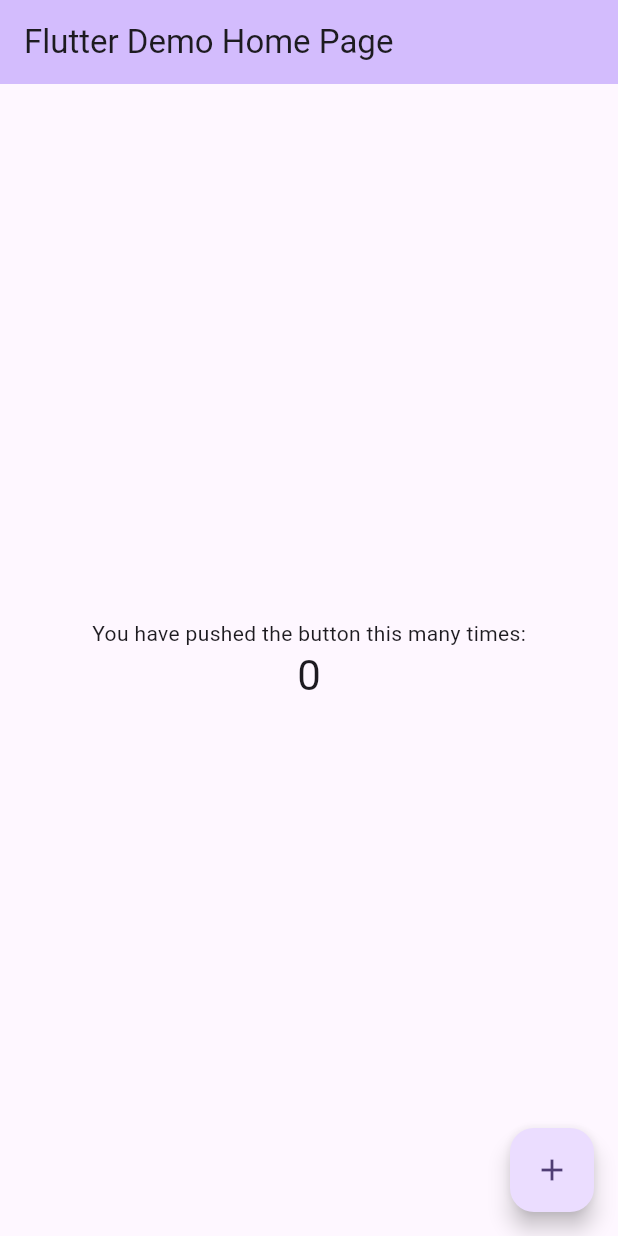
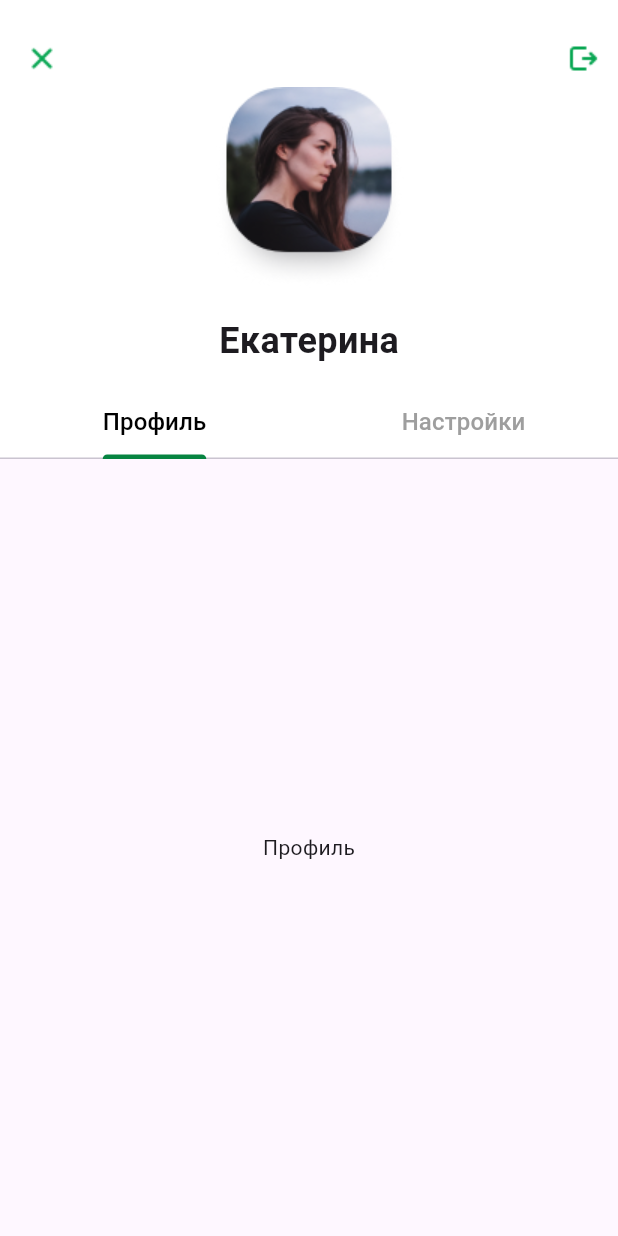
Before and after one commit to TheGood77/flutter_lab1, a Flutter app: the screen it shows after launch, on a phone screen of 412 x 824 dp. Run offline on Flutter 3.47's test engine with Material 3 defaults, Android fonts, the phone set to English and light mode, and no system bars; Roboto replaces fonts that are missing (fonts/SF-Pro-Display-Bold, fonts/SF-Pro-Text-Medium).

Commit message:
add top section

```diff
--- a/lib/main.dart
+++ b/lib/main.dart
@@ -1,4 +1,5 @@
 import 'package:flutter/material.dart';
+import 'package:flutter_lab1/screens/main/profile.dart';
 
 void main() {
   runApp(const MyApp());
@@ -7,119 +8,8 @@ void main() {
 class MyApp extends StatelessWidget {
   const MyApp({super.key});
 
-  // This widget is the root of your application.
   @override
   Widget build(BuildContext context) {
-    return MaterialApp(
-      title: 'Flutter Demo',
-      theme: ThemeData(
-        // This is the theme of your application.
-        //
-        // TRY THIS: Try running your application with "flutter run". You'll see
-        // the application has a blue toolbar. Then, without quitting the app,
-        // try changing the seedColor in the colorScheme below to Colors.green
-        // and then invoke "hot reload" (save your changes or press the "hot
-        // reload" button in a Flutter-supported IDE, or press "r" if you used
-        // the command line to start the app).
-        //
-        // Notice that the counter didn't reset back to zero; the application
-        // state is not lost during the reload. To reset the state, use hot
-        // restart instead.
-        //
-        // This works for code too, not just values: Most code changes can be
-        // tested with just a hot reload.
-        colorScheme: ColorScheme.fromSeed(seedColor: Colors.deepPurple),
-        useMaterial3: true,
-      ),
-      home: const MyHomePage(title: 'Flutter Demo Home Page'),
-    );
+    return const MaterialApp(home: ProfilePage());
   }
 }
-
-class MyHomePage extends StatefulWidget {
-  const MyHomePage({super.key, required this.title});
-
-  // This widget is the home page of your application. It is stateful, meaning
-  // that it has a State object (defined below) that contains fields that affect
-  // how it looks.
-
-  // This class is the configuration for the state. It holds the values (in this
-  // case the title) provided by the parent (in this case the App widget) and
-  // used by the build method of the State. Fields in a Widget subclass are
-  // always marked "final".
-
-  final String title;
-
-  @override
-  State<MyHomePage> createState() => _MyHomePageState();
-}
-
-class _MyHomePageState extends State<MyHomePage> {
-  int _counter = 0;
-
-  void _incrementCounter() {
-    setState(() {
-      // This call to setState tells the Flutter framework that something has
-      // changed in this State, which causes it to rerun the build method below
-      // so that the display can reflect the updated values. If we changed
-      // _counter without calling setState(), then the build method would not be
-      // called again, and so nothing would appear to happen.
-      _counter++;
-    });
-  }
-
-  @override
-  Widget build(BuildContext context) {
-    // This method is rerun every time setState is called, for instance as done
-    // by the _incrementCounter method above.
-    //
-    // The Flutter framework has been optimized to make rerunning build methods
-    // fast, so that you can just rebuild anything that needs updating rather
-    // than having to individually change instances of widgets.
-    return Scaffold(
-      appBar: AppBar(
-        // TRY THIS: Try changing the color here to a specific color (to
-        // Colors.amber, perhaps?) and trigger a hot reload to see the AppBar
-        // change color while the other colors stay the same.
-        backgroundColor: Theme.of(context).colorScheme.inversePrimary,
-        // Here we take the value from the MyHomePage object that was created by
-        // the App.build method, and use it to set our appbar title.
-        title: Text(widget.title),
-      ),
-      body: Center(
-        // Center is a layout widget. It takes a single child and positions it
-        // in the middle of the parent.
-        child: Column(
-          // Column is also a layout widget. It takes a list of children and
-          // arranges them vertically. By default, it sizes itself to fit its
-          // children horizontally, and tries to be as tall as its parent.
-          //
-          // Column has various properties to control how it sizes itself and
-          // how it positions its children. Here we use mainAxisAlignment to
-          // center the children vertically; the main axis here is the vertical
-          // axis because Columns are vertical (the cross axis would be
-          // horizontal).
-          //
-          // TRY THIS: Invoke "debug painting" (choose the "Toggle Debug Paint"
-          // action in the IDE, or press "p" in the console), to see the
-          // wireframe for each widget.
-          mainAxisAlignment: MainAxisAlignment.center,
-          children: <Widget>[
-            const Text(
-              'You have pushed the button this many times:',
-            ),
-            Text(
-              '$_counter',
-              style: Theme.of(context).textTheme.headlineMedium,
-            ),
-          ],
-        ),
-      ),
-      floatingActionButton: FloatingActionButton(
-        onPressed: _incrementCounter,
-        tooltip: 'Increment',
-        child: const Icon(Icons.add),
-      ), // This trailing comma makes auto-formatting nicer for build methods.
-    );
-  }
-}
--- /dev/null
+++ b/lib/screens/main/profile.dart
@@ -0,0 +1,59 @@
+import 'package:flutter/material.dart';
+import 'package:flutter_lab1/screens/main/components/tab_bar.dart';
+import 'package:flutter_lab1/theme/strings.dart';
+
+class ProfilePage extends StatefulWidget {
+  const ProfilePage({super.key});
+
+  @override
+  State<ProfilePage> createState() => _ProfilePageState();
+}
+
+class _ProfilePageState extends State<ProfilePage>
+    with TickerProviderStateMixin {
+  static const int listLength = 2;
+
+  late TabController _tabController;
+
+  @override
+  void initState() {
+    super.initState();
+    _tabController = TabController(length: listLength, vsync: this);
+  }
+
+  @override
+  Widget build(BuildContext context) {
+    return Scaffold(
+      body: DefaultTabController(
+        length: listLength,
+        child: SafeArea(
+          left: false,
+          right: false,
+          bottom: false,
+          child: NestedScrollView(
+            headerSliverBuilder: (context, value) {
+              return [
+                CustomTabBar(
+                  tabController: _tabController,
+                ),
+              ];
+            },
+            body: TabBarView(
+              controller: _tabController,
+              children: [
+                Container(
+                  alignment: Alignment.center,
+                  child: Text(Strings.profileTitle),
+                ),
+                Container(
+                  alignment: Alignment.center,
+                  child: Text(Strings.settingsTitle),
+                ),
+              ],
+            ),
+          ),
+        ),
+      ),
+    );
+  }
+}
--- /dev/null
+++ b/lib/theme/strings.dart
@@ -0,0 +1,5 @@
+class Strings {
+  static String userName = 'Екатерина';
+  static String profileTitle = 'Профиль';
+  static String settingsTitle = 'Настройки';
+}
```
Also changed, not shown: lib/screens/main/components/tab_bar.dart (added, +80 -0 lines), lib/theme/colors.dart (added, +8 -0 lines), lib/theme/fonts.dart (added, +10 -0 lines), pubspec.yaml (+21 -14 lines).
